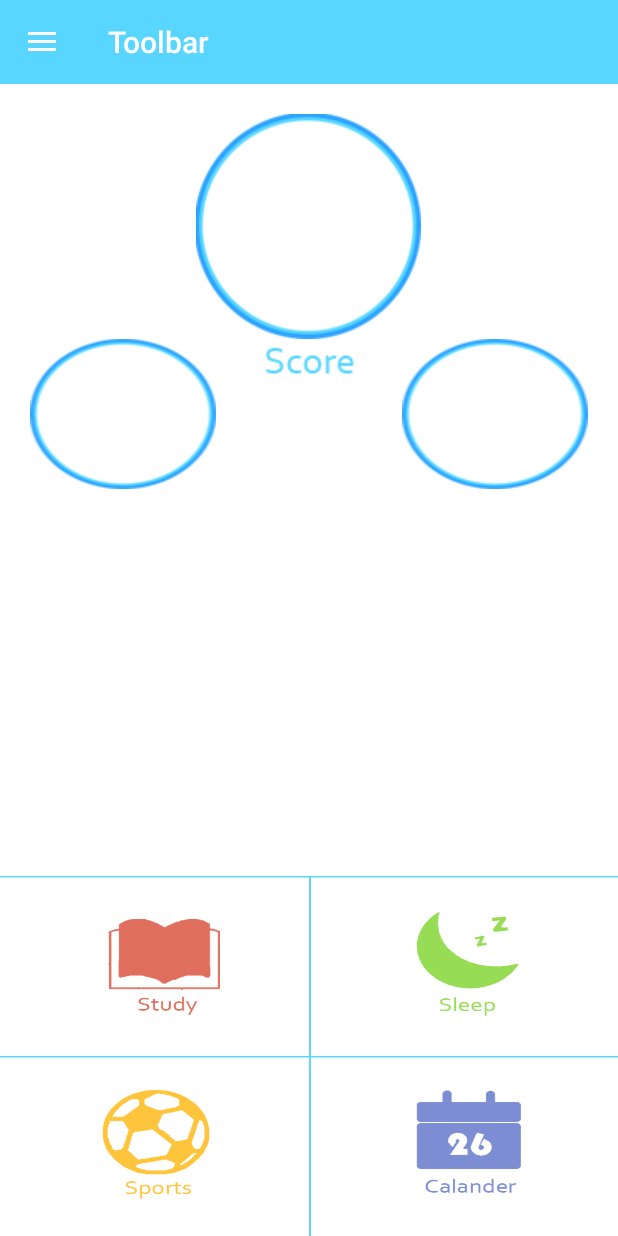
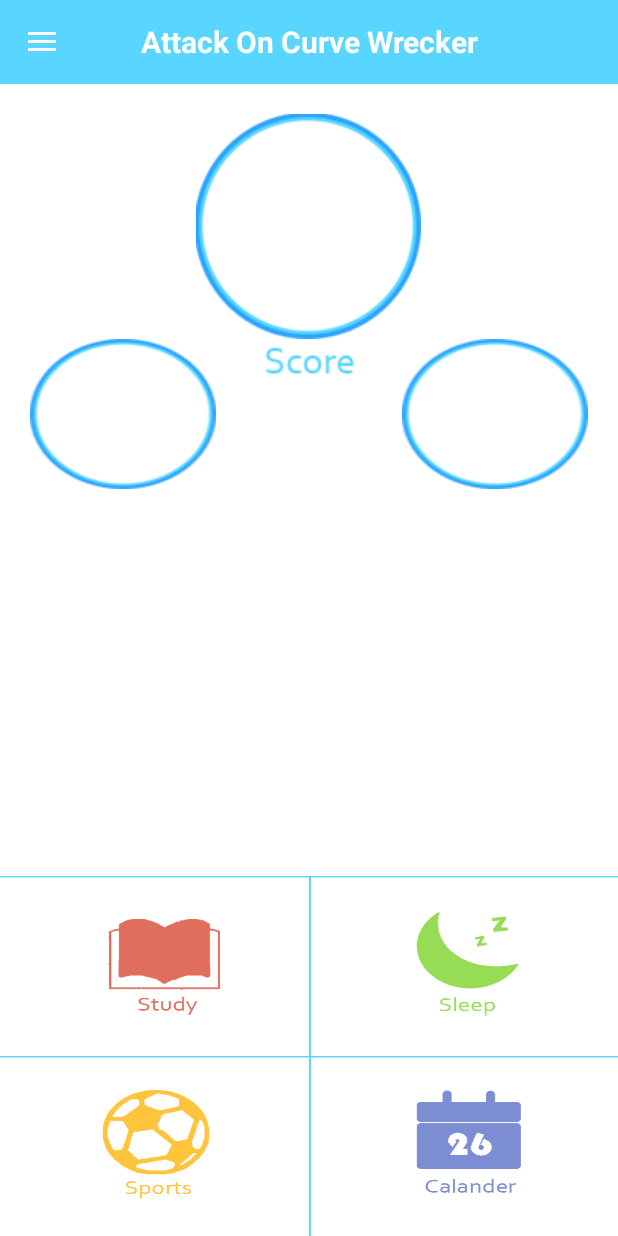
Before and after one commit to vannahz/CurveWrecker, an Android app: the screen it shows after launch (MainActivity), on a phone screen of 412 x 824 dp. Run offline under Robolectric (Android 15) with nearby library versions, the phone set to English and light mode, and no system bars.

Commit message:
暂时不想再改主页了！

```diff
--- a/app/src/main/java/hk/hku/cs/curvewrecker/MainActivity.java
+++ b/app/src/main/java/hk/hku/cs/curvewrecker/MainActivity.java
@@ -12,9 +12,11 @@ import android.view.View;
 import android.widget.ArrayAdapter;
 import android.widget.Button;
 import android.widget.ListView;
+import android.widget.TextView;
 
 public class MainActivity extends AppCompatActivity {
     //声明相关变量
+    private TextView toolbar_title;
     private Toolbar toolbar;
     private DrawerLayout mDrawerLayout;
     private ActionBarDrawerToggle mDrawerToggle;
@@ -30,8 +32,8 @@ public class MainActivity extends AppCompatActivity {
         findViews();
 
         //设置Toolbar
-        toolbar.setTitle("Toolbar");
-        toolbar.setTitleTextColor(Color.parseColor("#ffffff"));
+        toolbar_title.setText("Attack On Curve Wrecker");
+        toolbar.setTitle("");
         setSupportActionBar(toolbar);
         getSupportActionBar().setHomeButtonEnabled(true);
         getSupportActionBar().setDisplayHomeAsUpEnabled(true);
@@ -69,6 +71,7 @@ public class MainActivity extends AppCompatActivity {
 
     private void findViews() {
 
+        toolbar_title = (TextView)findViewById(R.id.toolbar_title);
         toolbar = (Toolbar) findViewById(R.id.toolbar);
         mDrawerLayout = (DrawerLayout) findViewById(R.id.main);
         menulist = (ListView) findViewById(R.id.left_menu);
--- a/app/src/main/res/layout/custom_toolbar.xml
+++ b/app/src/main/res/layout/custom_toolbar.xml
@@ -9,4 +9,14 @@
     android:minHeight="?attr/actionBarSize"
     android:popupTheme="@style/ThemeOverlay.AppCompat.Light"
     app:theme="@style/ThemeOverlay.AppCompat.ActionBar">
+
+    <TextView android:id="@+id/toolbar_title"
+        android:layout_width="wrap_content"
+        android:layout_height="wrap_content"
+        android:layout_centerInParent="true"
+        android:layout_gravity="center"
+        android:textSize="20dp"
+        android:textStyle="bold"
+        android:textColor="@android:color/white"/>
+
 </android.support.v7.widget.Toolbar>
```
